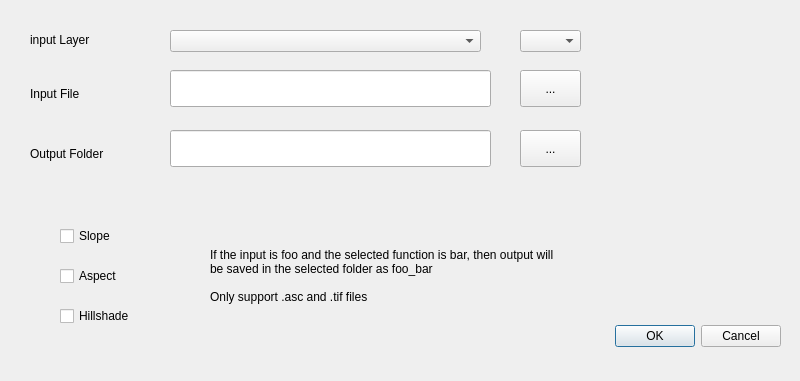
This is CUDARaster/cudaRaster_dialog_base.ui in aFuerst/PyCUDA-Raster as Qt 5 draws it before an edit. The edited form follows.
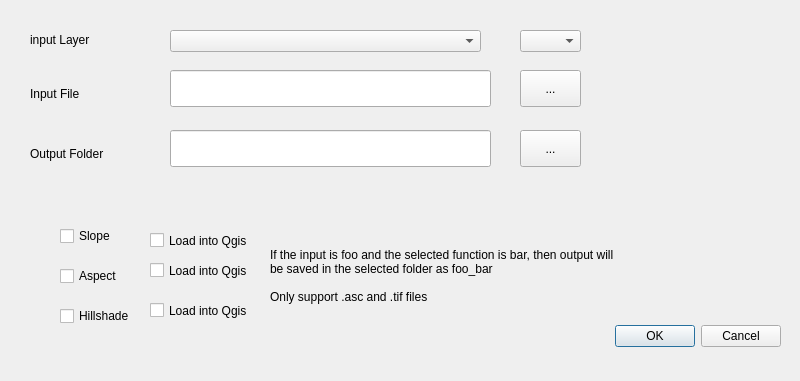
This is the edited form.

Commit message: Small bugfixes, added button that adds layer to qgis after completed

What changed in the file:
```diff
--- a/CUDARaster/cudaRaster_dialog_base.ui
+++ b/CUDARaster/cudaRaster_dialog_base.ui
@@ -117,7 +117,7 @@
   <widget class="QLabel" name="label_3">
    <property name="geometry">
     <rect>
-     <x>210</x>
+     <x>270</x>
      <y>210</y>
      <width>351</width>
      <height>131</height>
@@ -191,6 +191,45 @@
     <string>input Layer</string>
    </property>
   </widget>
+  <widget class="QCheckBox" name="qgis_slope_check">
+   <property name="geometry">
+    <rect>
+     <x>150</x>
+     <y>230</y>
+     <width>121</width>
+     <height>21</height>
+    </rect>
+   </property>
+   <property name="text">
+    <string>Load into Qgis</string>
+   </property>
+  </widget>
+  <widget class="QCheckBox" name="qgis_aspect_check">
+   <property name="geometry">
+    <rect>
+     <x>150</x>
+     <y>260</y>
+     <width>121</width>
+     <height>21</height>
+    </rect>
+   </property>
+   <property name="text">
+    <string>Load into Qgis</string>
+   </property>
+  </widget>
+  <widget class="QCheckBox" name="qgis_hillshade_check">
+   <property name="geometry">
+    <rect>
+     <x>150</x>
+     <y>300</y>
+     <width>121</width>
+     <height>21</height>
+    </rect>
+   </property>
+   <property name="text">
+    <string>Load into Qgis</string>
+   </property>
+  </widget>
  </widget>
  <resources/>
  <connections>
```
The commit also changes 5 other files.
